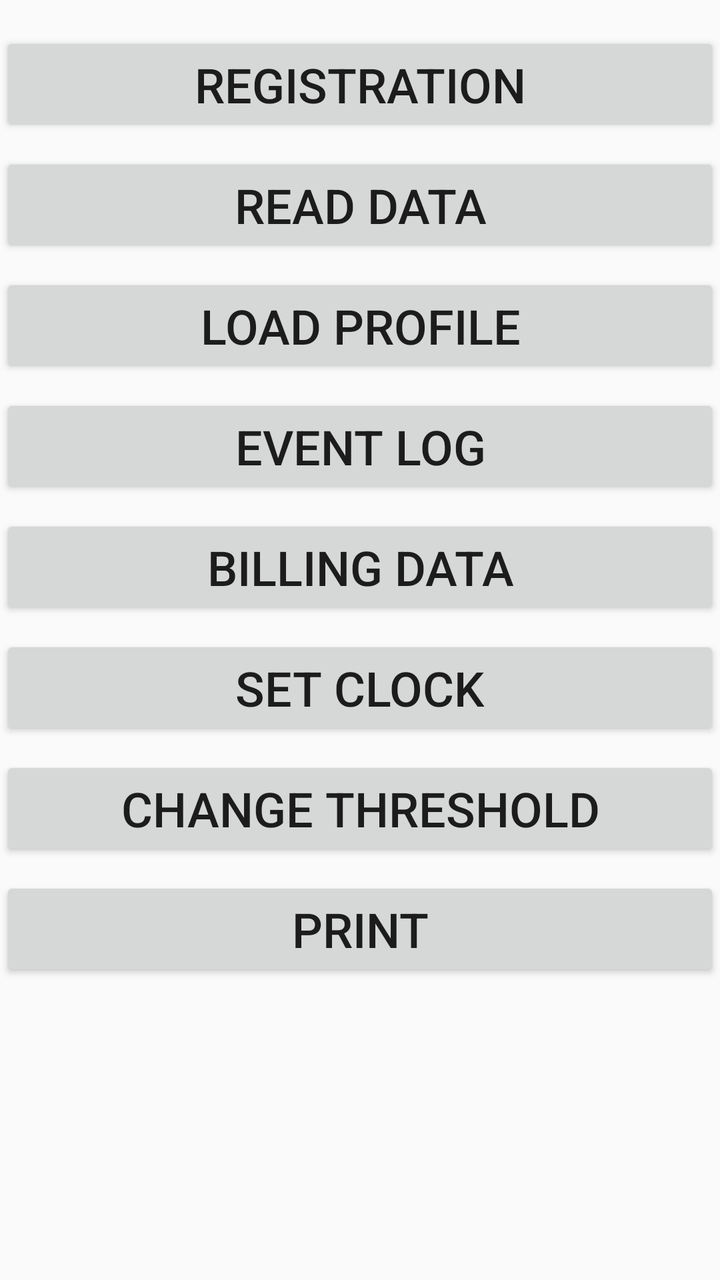
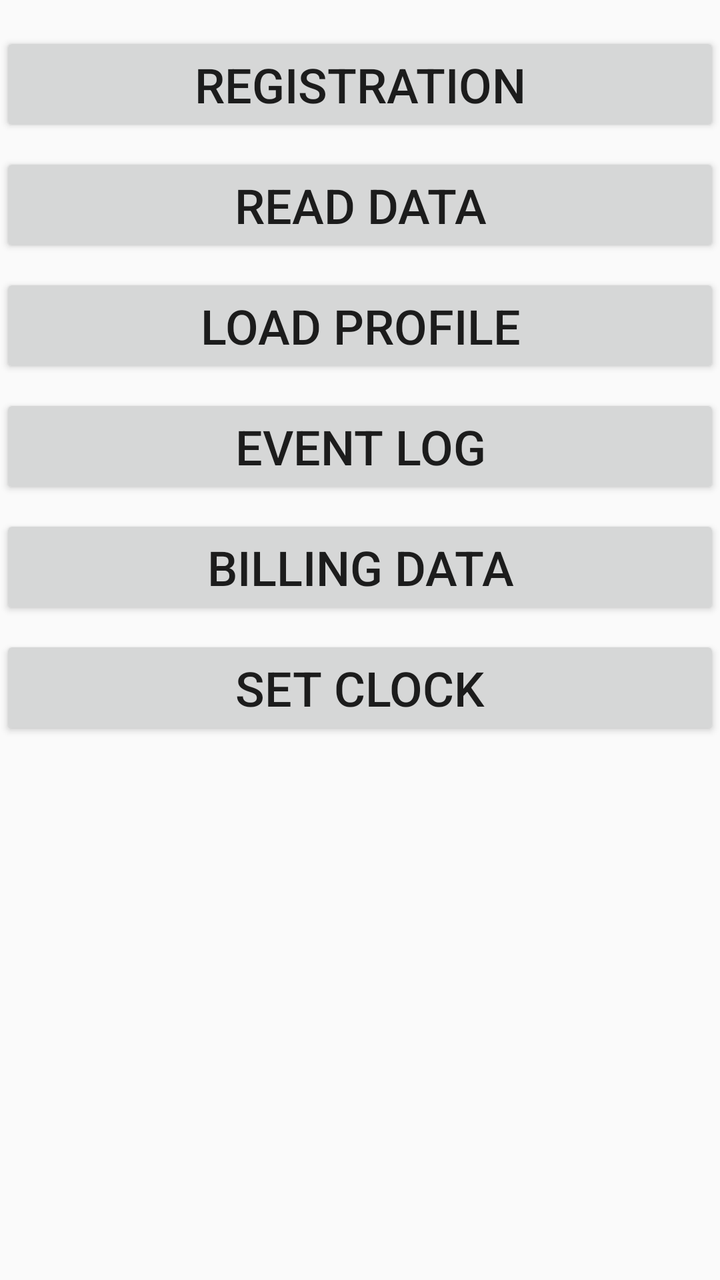

Before-and-after screenshots of an Android layout around one commit, followed by the original layout XML and the change that was made.
<!-- AndroidManifest.xml: application theme Theme.BLESM -->
<!-- res/layout/fragment_fourth.xml -->
<?xml version="1.0" encoding="utf-8"?>
<androidx.constraintlayout.widget.ConstraintLayout xmlns:android="http://schemas.android.com/apk/res/android"
    xmlns:app="http://schemas.android.com/apk/res-auto"
    xmlns:tools="http://schemas.android.com/tools"
    android:layout_width="match_parent"
    android:layout_height="match_parent"
    tools:context=".FourthFragment">

    <TextView
        android:id="@+id/textView"
        android:layout_width="0dp"
        android:layout_height="0dp"
        android:layout_marginStart="8dp"
        android:layout_marginTop="12dp"
        android:layout_marginEnd="8dp"
        android:layout_marginBottom="8dp"
        android:textSize="16sp"
        app:layout_constraintBottom_toBottomOf="parent"
        app:layout_constraintEnd_toEndOf="parent"
        app:layout_constraintHorizontal_bias="0.0"
        app:layout_constraintStart_toStartOf="parent"
        app:layout_constraintTop_toBottomOf="@+id/button8"
        tools:ignore="MissingConstraints" />

    <Button
        android:id="@+id/button1"
        android:layout_width="0dp"
        android:layout_height="wrap_content"
        android:layout_marginTop="16dp"
        android:text="@string/registration"
        android:textSize="24sp"
        app:layout_constraintEnd_toEndOf="parent"
        app:layout_constraintHorizontal_bias="0.0"
        app:layout_constraintStart_toStartOf="parent"
        app:layout_constraintTop_toTopOf="parent" />

    <Button
        android:id="@+id/button2"
        android:layout_width="0dp"
        android:layout_height="wrap_content"
        android:layout_marginTop="8dp"
        android:text="@string/current_read"
        android:textSize="24sp"
        app:layout_constraintEnd_toEndOf="parent"
        app:layout_constraintHorizontal_bias="1.0"
        app:layout_constraintStart_toStartOf="parent"
        app:layout_constraintTop_toBottomOf="@+id/button1" />

    <Button
        android:id="@+id/button3"
        android:layout_width="0dp"
        android:layout_height="wrap_content"
        android:layout_marginTop="8dp"
        android:text="@string/load_record"
        android:textSize="24sp"
        app:layout_constraintEnd_toEndOf="parent"
        app:layout_constraintHorizontal_bias="0.0"
        app:layout_constraintStart_toStartOf="parent"
        app:layout_constraintTop_toBottomOf="@+id/button2" />

    <Button
        android:id="@+id/button4"
        android:layout_width="0dp"
        android:layout_height="wrap_content"
        android:layout_marginTop="8dp"
        android:text="@string/event_record"
        android:textSize="24sp"
        app:layout_constraintEnd_toEndOf="parent"
        app:layout_constraintHorizontal_bias="1.0"
        app:layout_constraintStart_toStartOf="parent"
        app:layout_constraintTop_toBottomOf="@+id/button3" />

    <Button
        android:id="@+id/button5"
        android:layout_width="0dp"
        android:layout_height="wrap_content"
        android:layout_marginTop="8dp"
        android:text="@string/billing_data"
        android:textSize="24sp"
        app:layout_constraintEnd_toEndOf="parent"
        app:layout_constraintHorizontal_bias="1.0"
        app:layout_constraintStart_toStartOf="parent"
        app:layout_constraintTop_toBottomOf="@+id/button4" />

    <Button
        android:id="@+id/button6"
        android:layout_width="0dp"
        android:layout_height="wrap_content"
        android:layout_marginTop="8dp"
        android:text="@string/set_clock"
        android:textSize="24sp"
        app:layout_constraintEnd_toEndOf="parent"
        app:layout_constraintHorizontal_bias="0.0"
        app:layout_constraintStart_toStartOf="parent"
        app:layout_constraintTop_toBottomOf="@+id/button5" />

    <Button
        android:id="@+id/button7"
        android:layout_width="0dp"
        android:layout_height="wrap_content"
        android:layout_marginTop="8dp"
        android:text="@string/change_threshold"
        android:textSize="24sp"
        app:layout_constraintEnd_toEndOf="parent"
        app:layout_constraintHorizontal_bias="0.0"
        app:layout_constraintStart_toStartOf="parent"
        app:layout_constraintTop_toBottomOf="@+id/button6" />

    <Button
        android:id="@+id/button8"
        android:layout_width="0dp"
        android:layout_height="wrap_content"
        android:layout_marginTop="8dp"
        android:text="@string/print"
        android:textSize="24sp"
        app:layout_constraintEnd_toEndOf="parent"
        app:layout_constraintHorizontal_bias="0.0"
        app:layout_constraintStart_toStartOf="parent"
        app:layout_constraintTop_toBottomOf="@+id/button7" />

</androidx.constraintlayout.widget.ConstraintLayout>
<!-- resources referenced by this layout -->
<resources>
  <string name="billing_data">Billing data</string>
  <string name="change_threshold">Change Threshold</string>
  <string name="current_read">Read data</string>
  <string name="event_record">Event log</string>
  <string name="load_record">Load profile</string>
  <string name="print">Print</string>
  <string name="registration">Registration</string>
  <string name="set_clock">Set Clock</string>
  <style name="Theme.BLESM" parent="Theme.AppCompat.Light.DarkActionBar">
          
          <item name="colorPrimary">@color/purple_500</item>
          <item name="colorPrimaryDark">@color/purple_700</item>
          <item name="colorAccent">@color/teal_200</item>
          
      </style>
  <color name="purple_500">#FF6200EE</color>
  <color name="purple_700">#FF3700B3</color>
  <color name="teal_200">#FF03DAC5</color>
</resources>

<!-- the commit's change to res/layout/fragment_fourth.xml (unified diff, before → after) -->
@@ -11,7 +11,6 @@
         android:layout_width="0dp"
         android:layout_height="0dp"
         android:layout_marginStart="8dp"
-        android:layout_marginTop="12dp"
         android:layout_marginEnd="8dp"
         android:layout_marginBottom="8dp"
         android:textSize="16sp"
@@ -19,7 +18,7 @@
         app:layout_constraintEnd_toEndOf="parent"
         app:layout_constraintHorizontal_bias="0.0"
         app:layout_constraintStart_toStartOf="parent"
-        app:layout_constraintTop_toBottomOf="@+id/button8"
+        app:layout_constraintTop_toBottomOf="@+id/button6"
         tools:ignore="MissingConstraints" />
 
     <Button
@@ -94,28 +93,4 @@
         app:layout_constraintStart_toStartOf="parent"
         app:layout_constraintTop_toBottomOf="@+id/button5" />
 
-    <Button
-        android:id="@+id/button7"
-        android:layout_width="0dp"
-        android:layout_height="wrap_content"
-        android:layout_marginTop="8dp"
-        android:text="@string/change_threshold"
-        android:textSize="24sp"
-        app:layout_constraintEnd_toEndOf="parent"
-        app:layout_constraintHorizontal_bias="0.0"
-        app:layout_constraintStart_toStartOf="parent"
-        app:layout_constraintTop_toBottomOf="@+id/button6" />
-
-    <Button
-        android:id="@+id/button8"
-        android:layout_width="0dp"
-        android:layout_height="wrap_content"
-        android:layout_marginTop="8dp"
-        android:text="@string/print"
-        android:textSize="24sp"
-        app:layout_constraintEnd_toEndOf="parent"
-        app:layout_constraintHorizontal_bias="0.0"
-        app:layout_constraintStart_toStartOf="parent"
-        app:layout_constraintTop_toBottomOf="@+id/button7" />
-
 </androidx.constraintlayout.widget.ConstraintLayout>
<!-- resource entries referenced after the edit -->
@@ -1,11 +1,9 @@
 <!-- resources referenced by this layout -->
 <resources>
   <string name="billing_data">Billing data</string>
-  <string name="change_threshold">Change Threshold</string>
   <string name="current_read">Read data</string>
   <string name="event_record">Event log</string>
   <string name="load_record">Load profile</string>
-  <string name="print">Print</string>
   <string name="registration">Registration</string>
   <string name="set_clock">Set Clock</string>
   <style name="Theme.BLESM" parent="Theme.AppCompat.Light.DarkActionBar">
